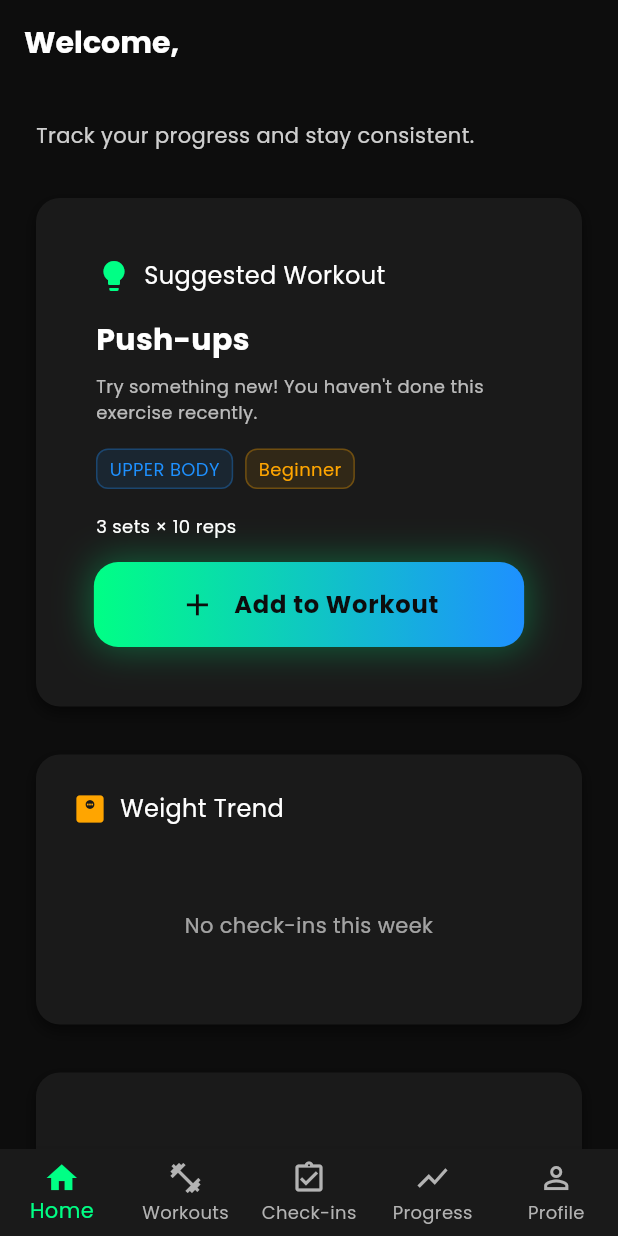
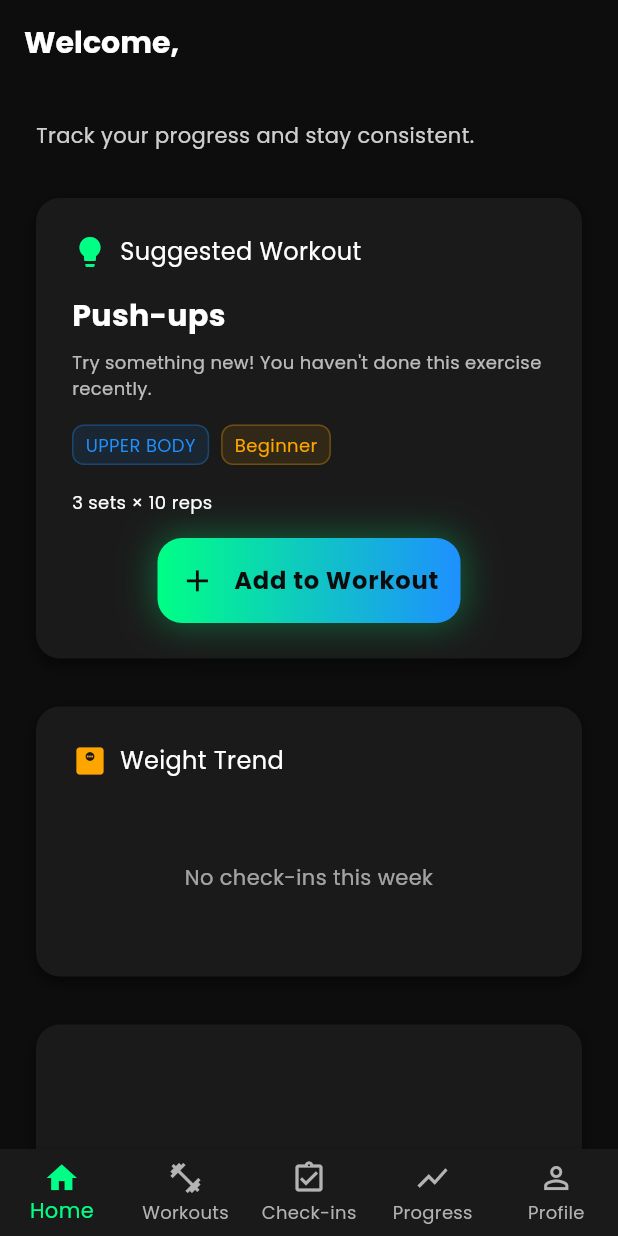
Before and after one commit to axcool99/fitlife-app, a Flutter app: the screen it shows once a user with an empty profile is signed in, on a phone screen of 412 x 824 dp. Run offline on Flutter 3.47's test engine with Material 3 defaults, Android fonts, the phone set to English and light mode, and no system bars; our stand-ins replace cloud_firestore, firebase_auth, firebase_core, fl_chart, google_fonts, hive and 1 more; accounts and stored records are empty.

Commit message:
Reduce size of Add to Workout CTA button in AI suggestions

```diff
--- a/lib/home_screen.dart
+++ b/lib/home_screen.dart
@@ -175,7 +175,7 @@ class _HomeScreenState extends State<HomeScreen> {
                         return AppCard(
                           useCleanStyle: true,
                           child: Padding(
-                            padding: const EdgeInsets.all(FitLifeTheme.spacingL),
+                            padding: const EdgeInsets.all(FitLifeTheme.spacingS),
                             child: Column(
                               crossAxisAlignment: CrossAxisAlignment.start,
                               children: [
@@ -219,7 +219,7 @@ class _HomeScreenState extends State<HomeScreen> {
                       return AppCard(
                         useCleanStyle: true,
                         child: Padding(
-                          padding: const EdgeInsets.all(FitLifeTheme.spacingL),
+                          padding: const EdgeInsets.all(FitLifeTheme.spacingS),
                           child: Column(
                             crossAxisAlignment: CrossAxisAlignment.start,
                             children: [
@@ -282,12 +282,14 @@ class _HomeScreenState extends State<HomeScreen> {
                                 ],
                               ),
                               const SizedBox(height: FitLifeTheme.spacingM),
-                              SizedBox(
-                                width: double.infinity,
-                                child: AnimatedButton(
-                                  text: 'Add to Workout',
-                                  icon: Icons.add,
-                                  onPressed: () => _addSuggestedWorkout(suggestion),
+                              Center(
+                                child: SizedBox(
+                                  width: 200, // Reduced width for smaller button
+                                  child: AnimatedButton(
+                                    text: 'Add to Workout',
+                                    icon: Icons.add,
+                                    onPressed: () => _addSuggestedWorkout(suggestion),
+                                  ),
                                 ),
                               ),
                             ],
--- a/lib/ui/dialogs/add_workout_dialog.dart
+++ b/lib/ui/dialogs/add_workout_dialog.dart
@@ -34,7 +34,7 @@ class _AddWorkoutDialogState extends State<AddWorkoutDialog> {
       if (widget.suggestion!.suggestedWeight != null) {
         _weightController.text = widget.suggestion!.suggestedWeight!.toStringAsFixed(1);
       }
-      _notesController.text = 'AI Suggested: ${widget.suggestion!.reason}';
+      _notesController.text = 'AI Suggested.';
     }
   }
 
```
